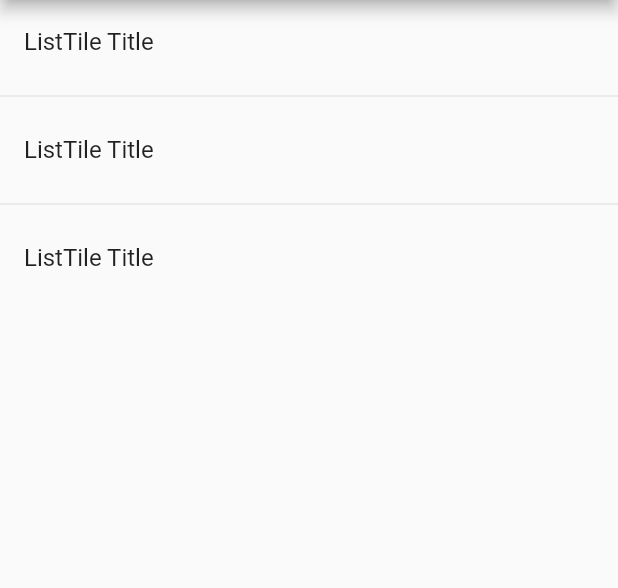
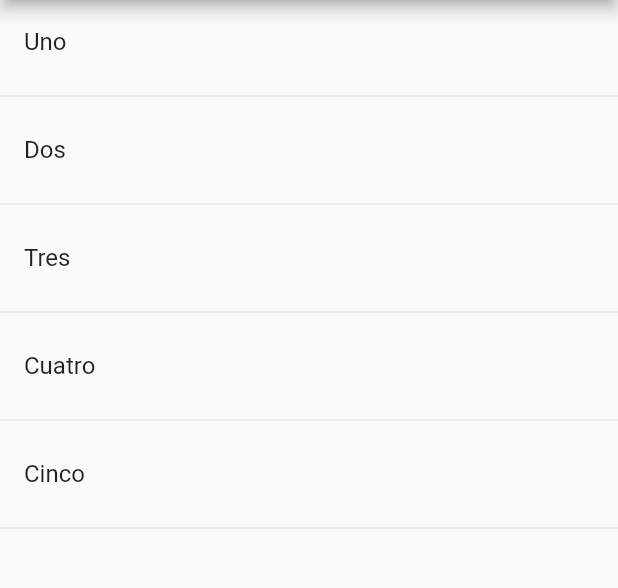
Before and after one commit to Jonathanrrs/Flutter-curso, a Flutter app: the screen it shows after launch, on a phone screen of 412 x 824 dp, the part 84-672 px from its top. Run offline on Flutter 3.47's test engine with Material 2 defaults, Android fonts, the phone set to English and light mode, and no system bars.

Commit message:
Crear ListTiles a partir de una lista estática

```diff
--- a/components/lib/src/pages/home_temp.dart
+++ b/components/lib/src/pages/home_temp.dart
@@ -1,7 +1,9 @@
 import 'package:flutter/material.dart'; /* imporm */
 
 class HomePageTemp extends StatelessWidget { /* stateless snipet */
+  /* crear una propiedad con final porque se está dentro de un statelesswidget */
 
+  final opciones = ['Uno', 'Dos', 'Tres', 'Cuatro', 'Cinco'];
 
   @override
   Widget build(BuildContext context) {
@@ -10,21 +12,30 @@ class HomePageTemp extends StatelessWidget { /* stateless snipet */
         title: Text('Componentes Temp'),
       ),
       body: ListView( /* para crear listview */
-        children: <Widget>[
-          /* se puede mostrar en la lista cualquier widget */
-          ListTile( /* estos son un tipo de listas */
-            title: Text('ListTile Title'),
-          ),
-          Divider(), /* es para crear una linea espaceadora */
-          ListTile(
-            title: Text('ListTile Title'),
-          ),
-          Divider(),
-          ListTile(
-            title: Text('ListTile Title'),
-          )
-        ],
+       children: _crearItems()
       ),
     );
   }
+
+  List<Widget> _crearItems() {
+    List<Widget> lista = new List<Widget>(); /* retornar una lista de widgets */
+
+    for (String opt in opciones) {
+
+      final tempWidget = ListTile(
+        title: Text(opt),
+      );
+      lista..add(tempWidget) /* cuando el ciclo termine se mostrará en el list */
+        ..add(Divider());
+      /* el .. es una forma en cascada para agregar otros elementos */
+
+      /* lista.add(Divider()); esta es otra forma */
+    }
+    return lista; /* retornamos la lista con los números */
+  }
+
+  // List<Widget> __crearItemsCorta() {
+
+  // }
+
 }
```
